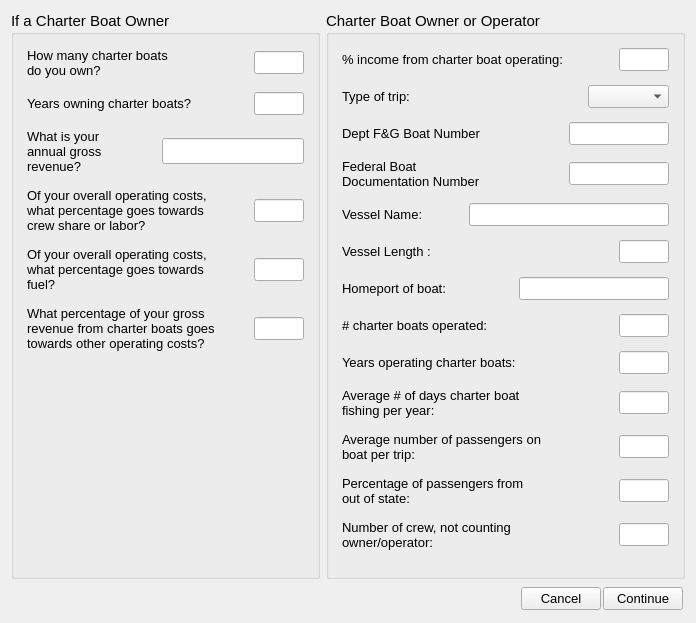
Above: oom_noorc_charter/Interview/rec_cpfv.ui from Ecotrust/openoceanmap-desktop before the change. Below: the same form after it.
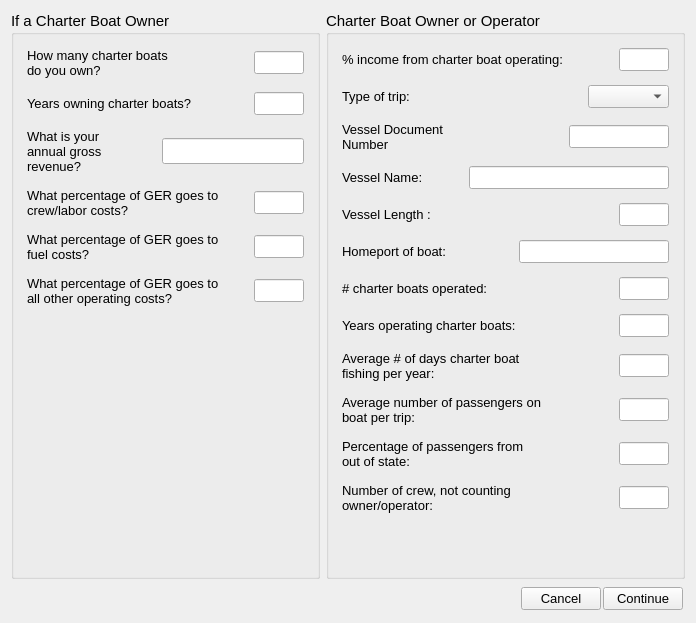
That is the form after the change.

Commit message: noorc charter language and question tweaks

The edit to the form file:
```diff
--- a/oom_noorc_charter/Interview/rec_cpfv.ui
+++ b/oom_noorc_charter/Interview/rec_cpfv.ui
@@ -282,7 +282,7 @@
                 </font>
                </property>
                <property name="text" >
-                <string>Of your overall operating costs, what percentage goes towards crew share or labor?</string>
+                <string>What percentage of GER goes to crew/labor costs?</string>
                </property>
                <property name="wordWrap" >
                 <bool>true</bool>
@@ -366,7 +366,7 @@
                 </font>
                </property>
                <property name="text" >
-                <string>Of your overall operating costs, what percentage goes towards fuel?</string>
+                <string>What percentage of GER goes to fuel costs?</string>
                </property>
                <property name="wordWrap" >
                 <bool>true</bool>
@@ -450,7 +450,7 @@
                 </font>
                </property>
                <property name="text" >
-                <string>What percentage of your gross revenue from charter boats goes towards other operating costs?</string>
+                <string>What percentage of GER goes to all other operating costs?</string>
                </property>
                <property name="wordWrap" >
                 <bool>true</bool>
@@ -662,90 +662,6 @@
           </layout>
          </widget>
         </item>
-        <item>
-         <widget class="QWidget" native="1" name="ves_license_3" >
-          <property name="font" >
-           <font>
-            <pointsize>10</pointsize>
-           </font>
-          </property>
-          <layout class="QHBoxLayout" >
-           <property name="spacing" >
-            <number>4</number>
-           </property>
-           <property name="margin" >
-            <number>4</number>
-           </property>
-           <item>
-            <widget class="QLabel" name="federal_vessel_id_text_2" >
-             <property name="minimumSize" >
-              <size>
-               <width>150</width>
-               <height>0</height>
-              </size>
-             </property>
-             <property name="maximumSize" >
-              <size>
-               <width>150</width>
-               <height>16777215</height>
-              </size>
-             </property>
-             <property name="font" >
-              <font>
-               <pointsize>10</pointsize>
-              </font>
-             </property>
-             <property name="text" >
-              <string>Dept F&amp;G Boat Number</string>
-             </property>
-             <property name="wordWrap" >
-              <bool>true</bool>
-             </property>
-            </widget>
-           </item>
-           <item>
-            <spacer>
-             <property name="orientation" >
-              <enum>Qt::Horizontal</enum>
-             </property>
-             <property name="sizeHint" stdset="0" >
-              <size>
-               <width>40</width>
-               <height>20</height>
-              </size>
-             </property>
-            </spacer>
-           </item>
-           <item>
-            <widget class="QLineEdit" name="cpfv_lic_line" >
-             <property name="enabled" >
-              <bool>true</bool>
-             </property>
-             <property name="minimumSize" >
-              <size>
-               <width>100</width>
-               <height>0</height>
-              </size>
-             </property>
-             <property name="maximumSize" >
-              <size>
-               <width>100</width>
-               <height>16777215</height>
-              </size>
-             </property>
-             <property name="font" >
-              <font>
-               <pointsize>10</pointsize>
-              </font>
-             </property>
-             <property name="text" >
-              <string/>
-             </property>
-            </widget>
-           </item>
-          </layout>
-         </widget>
-        </item>
         <item>
          <widget class="QWidget" native="1" name="ves_license_6" >
           <property name="font" >
@@ -780,7 +696,7 @@
               </font>
              </property>
              <property name="text" >
-              <string>Federal Boat Documentation Number</string>
+              <string>Vessel Document Number</string>
              </property>
              <property name="wordWrap" >
               <bool>true</bool>
@@ -801,7 +717,7 @@
             </spacer>
            </item>
            <item>
-            <widget class="QLineEdit" name="cpfv_fed_doc_line" >
+            <widget class="QLineEdit" name="cpfv_lic_line" >
              <property name="enabled" >
               <bool>true</bool>
              </property>
```
Left out of the diff: 1 changed line with no effect on the pictures. The commit also changes 6 other files.
